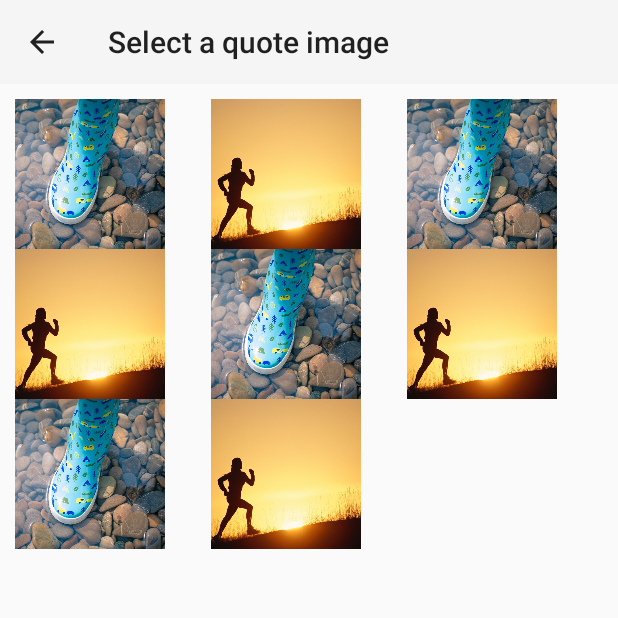
After one commit to georgeben/Quote-Me, an Android app: the SelectBackgroundActivity screen opened directly, with no data from a screen before it, on a phone screen of 412 x 824 dp, the top half of it. The commit adds this screen. Run offline under Robolectric (Android 15) with nearby library versions, the phone set to English and light mode, and no system bars.

Commit message:
Added activity to select quote image when the new quote button is pressed

```diff
--- a/app/src/main/java/com/kurobarabenjamingeorge/quoteme/MainActivity.java
+++ b/app/src/main/java/com/kurobarabenjamingeorge/quoteme/MainActivity.java
@@ -41,7 +41,8 @@ public class MainActivity extends AppCompatActivity {
         appBackgroundImageView.setOnClickListener(new View.OnClickListener() {
             @Override
             public void onClick(View view) {
-                Toast.makeText(MainActivity.this, "Okay dokey", Toast.LENGTH_SHORT).show();
+                //Toast.makeText(MainActivity.this, "Okay dokey", Toast.LENGTH_SHORT).show();
+                startActivity(new Intent(MainActivity.this, SelectBackgroundActivity.class));
             }
         });
 
--- /dev/null
+++ b/app/src/main/java/com/kurobarabenjamingeorge/quoteme/SelectBackgroundActivity.java
@@ -0,0 +1,43 @@
+package com.kurobarabenjamingeorge.quoteme;
+
+import android.content.Intent;
+import android.support.v7.app.AppCompatActivity;
+import android.os.Bundle;
+import android.support.v7.widget.GridLayoutManager;
+import android.support.v7.widget.RecyclerView;
+import android.widget.Toast;
+
+import com.kurobarabenjamingeorge.quoteme.adapter.BackgroundImageAdapter;
+
+public class SelectBackgroundActivity extends AppCompatActivity
+        implements  BackgroundImageAdapter.OnBackgroundImageItemClicked{
+
+    private RecyclerView mRecyclerView;
+    private BackgroundImageAdapter adapter;
+
+    public static final String SELECTED_BG = "com.kurobarabenjamingeorge.quoteme.SELECTED_BACKGROUND";
+
+    private int[] images = {R.drawable.image_one, R.drawable.image_two, R.drawable.image_one, R.drawable.image_two,
+            R.drawable.image_one, R.drawable.image_two,R.drawable.image_one, R.drawable.image_two};
+
+    @Override
+    protected void onCreate(Bundle savedInstanceState) {
+        super.onCreate(savedInstanceState);
+        setContentView(R.layout.activity_select_background);
+
+        int numberOfColumns = 3;
+
+        mRecyclerView = (RecyclerView) findViewById(R.id.selectBackgroundRV);
+        mRecyclerView.setLayoutManager(new GridLayoutManager(this, 3));
+        adapter = new BackgroundImageAdapter(this, images, this);
+        mRecyclerView.setAdapter(adapter);
+    }
+
+    @Override
+    public void onImageItemClicked(int imagePosition) {
+        //Toast.makeText(this, "An image has been tapped", Toast.LENGTH_SHORT).show();
+        Intent newQuoteIntent = new Intent(SelectBackgroundActivity.this, NewQuoteActivity.class);
+        newQuoteIntent.putExtra(SELECTED_BG, images[imagePosition]);
+        startActivity(newQuoteIntent);
+    }
+}
--- /dev/null
+++ b/app/src/main/res/layout/activity_select_background.xml
@@ -0,0 +1,16 @@
+<?xml version="1.0" encoding="utf-8"?>
+<LinearLayout xmlns:android="http://schemas.android.com/apk/res/android"
+    xmlns:app="http://schemas.android.com/apk/res-auto"
+    xmlns:tools="http://schemas.android.com/tools"
+    android:layout_width="match_parent"
+    android:layout_height="match_parent"
+    android:padding="10dp"
+    tools:context="com.kurobarabenjamingeorge.quoteme.SelectBackgroundActivity">
+
+    <android.support.v7.widget.RecyclerView
+        android:layout_width="match_parent"
+        android:layout_height="match_parent"
+        android:id="@+id/selectBackgroundRV">
+
+    </android.support.v7.widget.RecyclerView>
+</LinearLayout>
--- a/app/src/main/res/layout/background_item.xml
+++ b/app/src/main/res/layout/background_item.xml
@@ -1,7 +1,7 @@
 <?xml version="1.0" encoding="utf-8"?>
 <LinearLayout xmlns:android="http://schemas.android.com/apk/res/android"
     android:layout_width="100dp"
-    android:layout_height="wrap_content"
+    android:layout_height="100dp"
     android:orientation="vertical">
 
     <ImageView
```
Also changed, not shown: app/src/main/AndroidManifest.xml (+15 -9 lines), app/src/main/java/com/kurobarabenjamingeorge/quoteme/NewQuoteActivity.java (+7 -0 lines).
